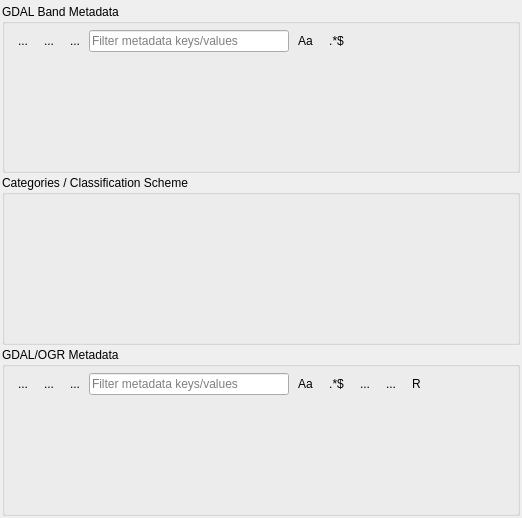
First picture: the form in qps/ui/gdalmetadatamodelwidget.ui, repository EnMAP-Box/qgispluginsupport, before the edit.
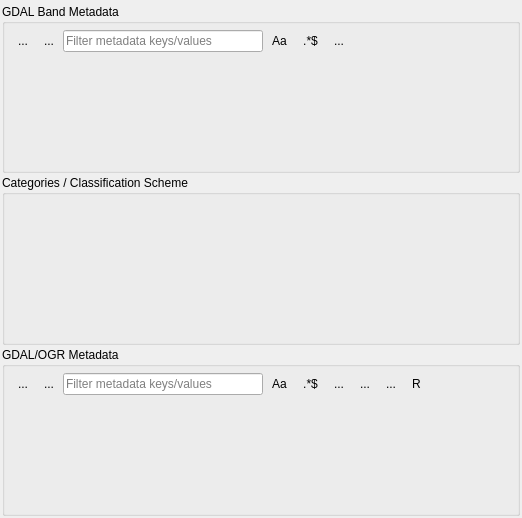
Second picture: the form after the edit. Icons and pictures are not drawn. Custom widgets are drawn as their Qt base class.

Commit message: refactoring GDAL Metadata model

```diff
--- a/qps/ui/gdalmetadatamodelwidget.ui
+++ b/qps/ui/gdalmetadatamodelwidget.ui
@@ -116,22 +116,6 @@
           </property>
          </widget>
         </item>
-        <item>
-         <widget class="QToolButton" name="btnBandCalculator">
-          <property name="text">
-           <string>...</string>
-          </property>
-          <property name="icon">
-           <iconset resource="../../../QGIS/images/images.qrc">
-            <normaloff>:/images/themes/default/mActionCalculateField.svg</normaloff>
-            :/images/themes/default/mActionCalculateField.svg
-           </iconset>
-          </property>
-          <property name="autoRaise">
-           <bool>true</bool>
-          </property>
-         </widget>
-        </item>
         <item>
          <widget class="QgsFilterLineEdit" name="tbBandFilter">
           <property name="minimumSize">
@@ -174,6 +158,22 @@
           </property>
          </widget>
         </item>
+        <item>
+         <widget class="QToolButton" name="btnBandCalculator">
+          <property name="text">
+           <string>...</string>
+          </property>
+          <property name="icon">
+           <iconset resource="../../../QGIS/images/images.qrc">
+            <normaloff>:/images/themes/default/mActionCalculateField.svg</normaloff>
+            :/images/themes/default/mActionCalculateField.svg
+           </iconset>
+          </property>
+          <property name="autoRaise">
+           <bool>true</bool>
+          </property>
+         </widget>
+        </item>
         <item>
          <spacer name="horizontalSpacer">
           <property name="orientation">
@@ -320,22 +320,6 @@
           </property>
          </widget>
         </item>
-        <item>
-         <widget class="QToolButton" name="btnCalculator">
-          <property name="text">
-           <string>...</string>
-          </property>
-          <property name="icon">
-           <iconset resource="../../../QGIS/images/images.qrc">
-            <normaloff>:/images/themes/default/mActionCalculateField.svg</normaloff>
-            :/images/themes/default/mActionCalculateField.svg
-           </iconset>
-          </property>
-          <property name="autoRaise">
-           <bool>true</bool>
-          </property>
-         </widget>
-        </item>
         <item>
          <widget class="QgsFilterLineEdit" name="tbFilter">
           <property name="minimumSize">
@@ -378,6 +362,22 @@
           </property>
          </widget>
         </item>
+        <item>
+         <widget class="QToolButton" name="btnCalculator">
+          <property name="text">
+           <string>...</string>
+          </property>
+          <property name="icon">
+           <iconset resource="../../../QGIS/images/images.qrc">
+            <normaloff>:/images/themes/default/mActionCalculateField.svg</normaloff>
+            :/images/themes/default/mActionCalculateField.svg
+           </iconset>
+          </property>
+          <property name="autoRaise">
+           <bool>true</bool>
+          </property>
+         </widget>
+        </item>
         <item>
          <widget class="QToolButton" name="btnAddItem">
           <property name="text">
```
The commit also changes 1 other file.
